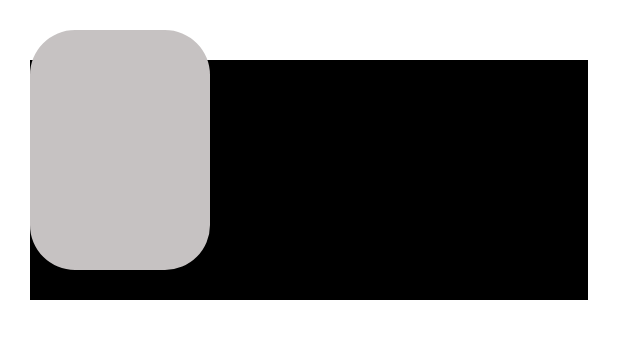
After one commit to RomankinRoma/resod-mobile, an Android app: the layout fragment_profile.xml on its own in the app's theme, with its tools: preview values and no code run, on a phone screen of 412 x 824 dp. The commit adds this screen. Shown: the top 339 px of the screen. Run offline under Robolectric (Android 15) with nearby library versions, the phone set to English and light mode, and no system bars.

```diff
--- a/app/build.gradle
+++ b/app/build.gradle
@@ -57,6 +57,7 @@ dependencies {
     androidTestImplementation 'androidx.test.ext:junit:1.1.3'
     androidTestImplementation 'androidx.test.espresso:espresso-core:3.4.0'
 
+    // GLIDE
     implementation 'com.github.bumptech.glide:glide:4.13.0'
     annotationProcessor 'com.github.bumptech.glide:compiler:4.13.0'
 }
--- a/app/src/main/java/kz/reself/resod/api/service/NetworkHandler.kt
+++ b/app/src/main/java/kz/reself/resod/api/service/NetworkHandler.kt
@@ -9,10 +9,6 @@ import java.security.cert.CertificateException
 import java.security.cert.X509Certificate
 import javax.net.ssl.*
 
-
-/**
- * Created by Hitesh.Sahu on 11/23/2016.
- */
 object NetworkHandler {
     val retrofit: Retrofit
         get() = Retrofit.Builder()
--- /dev/null
+++ b/app/src/main/res/drawable/ic_baseline_favorite_24.xml
@@ -0,0 +1,5 @@
+<vector android:height="24dp" android:tint="#E04040"
+    android:viewportHeight="24" android:viewportWidth="24"
+    android:width="24dp" xmlns:android="http://schemas.android.com/apk/res/android">
+    <path android:fillColor="@android:color/white" android:pathData="M12,21.35l-1.45,-1.32C5.4,15.36 2,12.28 2,8.5 2,5.42 4.42,3 7.5,3c1.74,0 3.41,0.81 4.5,2.09C13.09,3.81 14.76,3 16.5,3 19.58,3 22,5.42 22,8.5c0,3.78 -3.4,6.86 -8.55,11.54L12,21.35z"/>
+</vector>
--- /dev/null
+++ b/app/src/main/res/drawable/ic_baseline_favorite_border_24.xml
@@ -0,0 +1,5 @@
+<vector android:height="24dp" android:tint="#E04040"
+    android:viewportHeight="24" android:viewportWidth="24"
+    android:width="24dp" xmlns:android="http://schemas.android.com/apk/res/android">
+    <path android:fillColor="@android:color/white" android:pathData="M16.5,3c-1.74,0 -3.41,0.81 -4.5,2.09C10.91,3.81 9.24,3 7.5,3 4.42,3 2,5.42 2,8.5c0,3.78 3.4,6.86 8.55,11.54L12,21.35l1.45,-1.32C18.6,15.36 22,12.28 22,8.5 22,5.42 19.58,3 16.5,3zM12.1,18.55l-0.1,0.1 -0.1,-0.1C7.14,14.24 4,11.39 4,8.5 4,6.5 5.5,5 7.5,5c1.54,0 3.04,0.99 3.57,2.36h1.87C13.46,5.99 14.96,5 16.5,5c2,0 3.5,1.5 3.5,3.5 0,2.89 -3.14,5.74 -7.9,10.05z"/>
+</vector>
--- /dev/null
+++ b/app/src/main/res/layout/fragment_profile.xml
@@ -0,0 +1,42 @@
+<?xml version="1.0" encoding="utf-8"?>
+<ScrollView
+    xmlns:android="http://schemas.android.com/apk/res/android"
+    xmlns:app="http://schemas.android.com/apk/res-auto"
+    android:layout_width="match_parent"
+    android:layout_height="wrap_content">
+
+    <androidx.constraintlayout.widget.ConstraintLayout
+        android:layout_width="match_parent"
+        android:layout_height="wrap_content"
+        android:padding="20dp">
+
+        <LinearLayout
+            android:layout_width="match_parent"
+            android:layout_height="160dp"
+            android:layout_marginTop="20dp"
+            android:orientation="vertical"
+            android:background="@color/black"
+            app:layout_constraintTop_toTopOf="parent"
+            app:layout_constraintStart_toStartOf="parent">
+
+            <TextView
+                android:layout_width="wrap_content"
+                android:layout_height="wrap_content">
+
+            </TextView>
+
+        </LinearLayout>
+
+        <com.google.android.material.imageview.ShapeableImageView
+            android:id="@+id/fragment_profile_userImg"
+            android:layout_width="120dp"
+            android:layout_height="160dp"
+            android:scaleType="centerCrop"
+            app:layout_constraintTop_toTopOf="parent"
+            app:layout_constraintLeft_toLeftOf="parent"
+            android:background="@color/default_img"
+            app:shapeAppearanceOverlay="@style/ProfileImg"/>
+
+    </androidx.constraintlayout.widget.ConstraintLayout>
+
+</ScrollView>
--- a/app/src/main/res/values/custom_style.xml
+++ b/app/src/main/res/values/custom_style.xml
@@ -15,4 +15,8 @@
         <item name="cornerSize">50%</item>
     </style>
 
+    <style name="ProfileImg">
+        <item name="cornerSize">30dp</item>
+    </style>
+
 </resources>
```
Also changed, not shown: app/src/main/java/kz/reself/resod/api/adapter/BuildingAdapter.kt (+18 -7 lines), app/src/main/java/kz/reself/resod/api/data/Building.kt (+6 -4 lines), app/src/main/java/kz/reself/resod/api/model/BuildingDTO.kt (added, +10 -0 lines), app/src/main/java/kz/reself/resod/api/service/AdDataInterface.kt (+5 -3 lines), app/src/main/java/kz/reself/resod/ui/home/HomeFragment.kt (+11 -12 lines), app/src/main/java/kz/reself/resod/ui/rent/RentFragment.kt (+74 -78 lines), app/src/main/java/kz/reself/resod/ui/sale/SaleFragment.kt (+14 -74 lines), app/src/main/res/layout/fragment_building.xml (+5 -3 lines).
